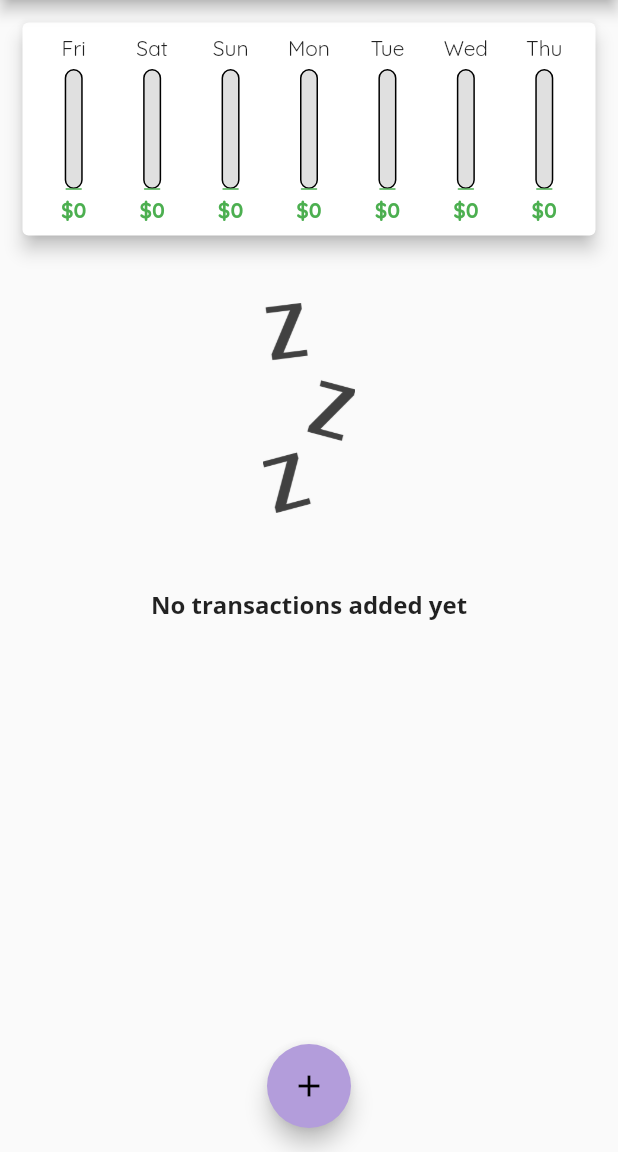
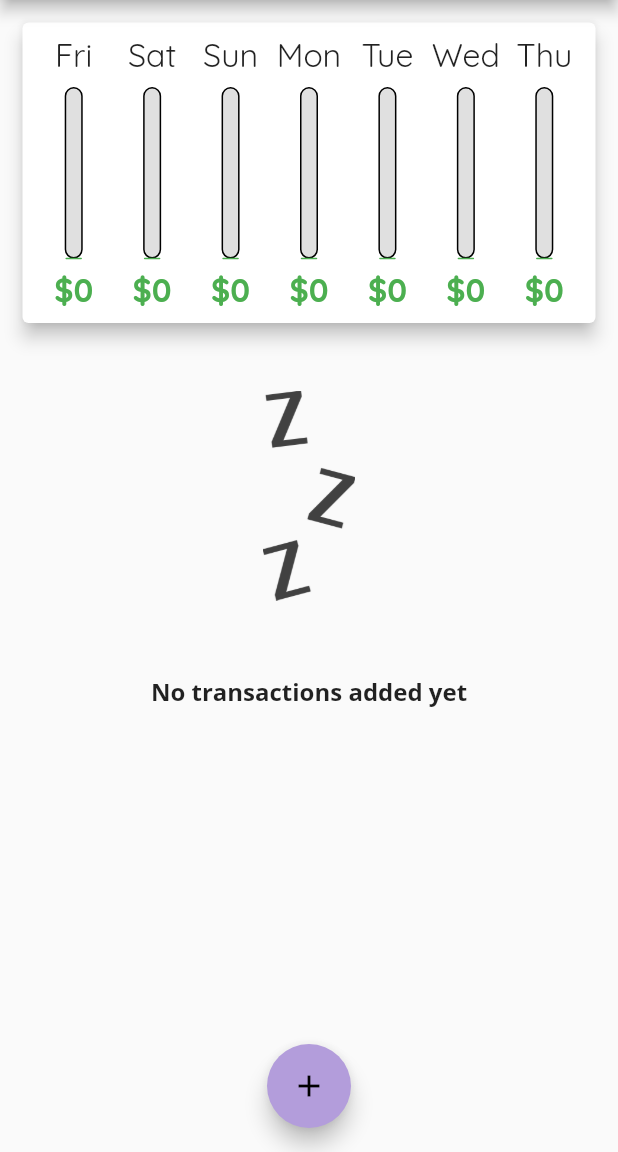
Before and after one commit to daviditco4/personal-expenses-app, a Flutter app: the screen it shows after launch, on a phone screen of 412 x 824 dp, the part 84-1236 px from its top. Run offline on Flutter 3.47's test engine with Material 2 defaults, Android fonts, the phone set to English and light mode, and no system bars.

Commit message:
Size transactions chart dynamically

```diff
--- a/lib/main.dart
+++ b/lib/main.dart
@@ -51,20 +51,7 @@ class MyHomePage extends StatefulWidget {
 }
 
 class _MyHomePageState extends State<MyHomePage> {
-  final List<Transaction> _transactions = [
-    // Transaction(
-    //   id: 't1',
-    //   title: 'Record Player',
-    //   amount: 249.9,
-    //   date: DateTime.now(),
-    // ),
-    // Transaction(
-    //   id: 't2',
-    //   title: 'Vinyl Record',
-    //   amount: 9.99,
-    //   date: DateTime.now(),
-    // ),
-  ];
+  final List<Transaction> _transactions = [];
 
   List<Transaction> get _recentTransactions {
     return _transactions.where((tx) {
@@ -75,12 +62,14 @@ class _MyHomePageState extends State<MyHomePage> {
   void _showTransactionForm(BuildContext context) {
     showModalBottomSheet(
       context: context,
-      builder: (_) => TransactionForm(
+      builder: (_) {
+        return TransactionForm(
           onSubmit: (tx) {
             setState(() => _transactions.add(tx));
             Navigator.of(context).pop();
           },
-      ),
+        );
+      },
     );
   }
 
@@ -92,8 +81,7 @@ class _MyHomePageState extends State<MyHomePage> {
 
   @override
   Widget build(BuildContext context) {
-    return Scaffold(
-      appBar: AppBar(
+    final appBar = AppBar(
       title: Text(widget.title),
       actions: [
         IconButton(
@@ -101,17 +89,27 @@ class _MyHomePageState extends State<MyHomePage> {
           icon: Icon(Icons.add),
         ),
       ],
+    );
+    final media = MediaQuery.of(context);
+    final bodyHeight =
+        media.size.height - (media.padding.top + appBar.preferredSize.height);
+
+    return Scaffold(
+      appBar: appBar,
+      body: Column(
+        children: [
+          Container(
+            height: 0.3 * bodyHeight,
+            child: TransactionsChart(_recentTransactions),
           ),
-      body: SingleChildScrollView(
-        child: Column(
-          children: [
-            TransactionsChart(_recentTransactions),
-            TransactionList(
+          Container(
+            height: 0.7 * bodyHeight,
+            child: TransactionList(
               _transactions,
               deleteTx: _deleteTransaction,
             ),
+          ),
         ],
-        ),
       ),
       floatingActionButtonLocation: FloatingActionButtonLocation.centerFloat,
       floatingActionButton: FloatingActionButton(
--- a/lib/widgets/chart_bar.dart
+++ b/lib/widgets/chart_bar.dart
@@ -14,17 +14,23 @@ class ChartBar extends StatelessWidget {
   @override
   Widget build(BuildContext context) {
     final barWidth = 12.0;
-    final verticalSpace = SizedBox(height: 5.0);
     final borders = Border.all();
     final circularBorder = BorderRadius.circular(barWidth / 2);
 
+    return LayoutBuilder(
+      builder: (_, constraints) {
+        final verticalSpace = SizedBox(height: 0.04 * constraints.maxHeight);
+
         return Column(
           children: [
-        Text(title),
+            Container(
+              height: 0.15 * constraints.maxHeight,
+              child: FittedBox(child: Text(title)),
+            ),
             verticalSpace,
             Container(
               width: barWidth,
-          height: 80.0,
+              height: 0.62 * constraints.maxHeight,
               child: Stack(
                 alignment: AlignmentDirectional.bottomStart,
                 children: [
@@ -50,7 +56,7 @@ class ChartBar extends StatelessWidget {
             ),
             verticalSpace,
             Container(
-          height: 18.0,
+              height: 0.15 * constraints.maxHeight,
               child: FittedBox(
                 child: Text(
                   '\$${spendingAmount.toStringAsFixed(0)}',
@@ -63,5 +69,7 @@ class ChartBar extends StatelessWidget {
             ),
           ],
         );
+      },
+    );
   }
 }
--- a/lib/widgets/transaction_list.dart
+++ b/lib/widgets/transaction_list.dart
@@ -11,12 +11,11 @@ class TransactionList extends StatelessWidget {
 
   @override
   Widget build(BuildContext context) {
-    return Container(
-      height: 430.0,
-      child: _transactions.isNotEmpty
+    return _transactions.isNotEmpty
         ? ListView.builder(
             itemCount: _transactions.length,
-              itemBuilder: (_, index) => Card(
+            itemBuilder: (_, index) {
+              return Card(
                 elevation: 5.0,
                 margin: EdgeInsets.all(6.0),
                 child: ListTile(
@@ -45,7 +44,8 @@ class TransactionList extends StatelessWidget {
                     icon: Icon(Icons.delete),
                   ),
                 ),
-              ),
+              );
+            },
           )
         : Column(
             children: [
@@ -63,7 +63,6 @@ class TransactionList extends StatelessWidget {
                 style: Theme.of(context).textTheme.headline6,
               ),
             ],
-            ),
           );
   }
 }
```
Lines whose indentation alone changed are shown as unchanged.
